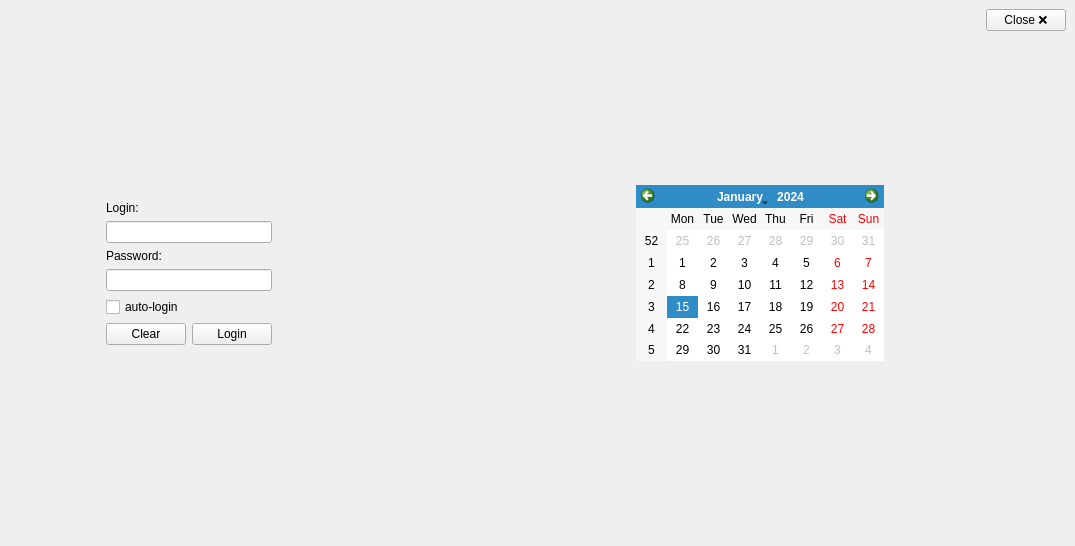
Qt form LinuxProject/mainwindow.ui (Skalik2/LinuxAppCpp) before a commit.
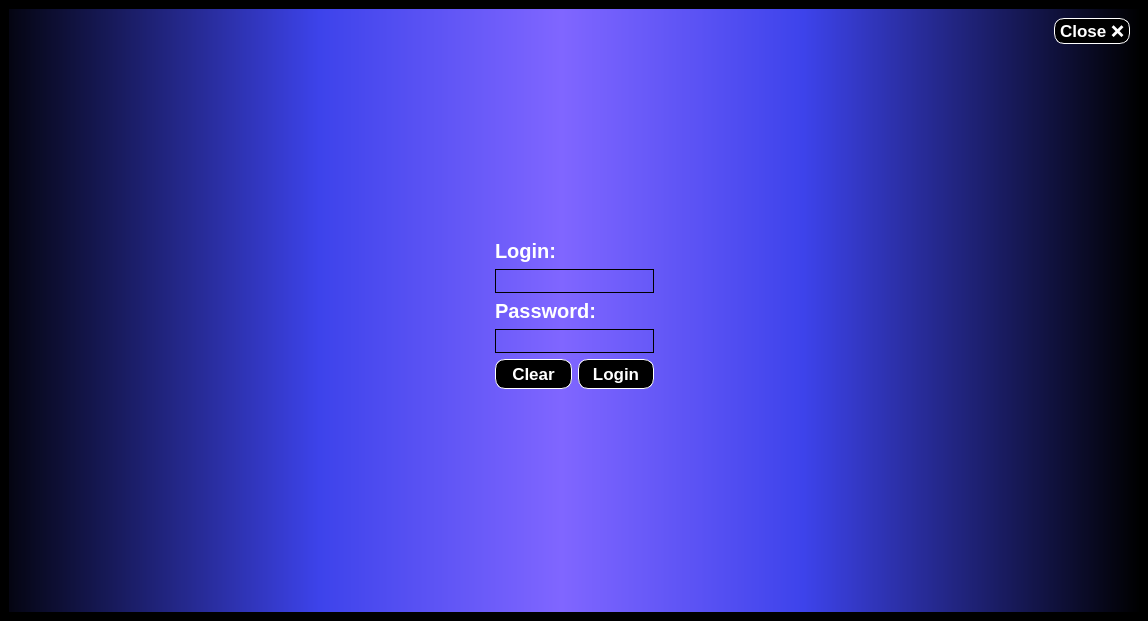
The same form after that commit.

Commit message: ui modified + simple form logic

```diff
--- a/LinuxProject/mainwindow.ui
+++ b/LinuxProject/mainwindow.ui
@@ -6,37 +6,91 @@
    <rect>
     <x>0</x>
     <y>0</y>
-    <width>1075</width>
-    <height>546</height>
+    <width>1148</width>
+    <height>621</height>
    </rect>
   </property>
   <property name="windowTitle">
    <string>MainWindow</string>
   </property>
+  <property name="styleSheet">
+   <string notr="true">background-color: black</string>
+  </property>
   <widget class="QWidget" name="centralwidget">
    <layout class="QHBoxLayout" name="horizontalLayout_3">
     <item>
+     <widget class="QStackedWidget" name="stackedWidget">
+      <property name="enabled">
+       <bool>true</bool>
+      </property>
+      <property name="toolTip">
+       <string/>
+      </property>
+      <property name="autoFillBackground">
+       <bool>false</bool>
+      </property>
+      <property name="styleSheet">
+       <string notr="true">background-color: qlineargradient(spread:reflect, x1:0.489, y1:0, x2:1, y2:0, stop:0 rgba(128, 102, 255, 255), stop:0.41784 rgba(61, 67, 235, 255), stop:1 rgba(0, 0, 0, 255));</string>
+      </property>
+      <property name="currentIndex">
+       <number>0</number>
+      </property>
+      <widget class="QWidget" name="page">
      <layout class="QHBoxLayout" name="horizontalLayout">
-      <item>
-       <spacer name="horizontalSpacer_2">
-        <property name="orientation">
-         <enum>Qt::Horizontal</enum>
-        </property>
-        <property name="sizeType">
-         <enum>QSizePolicy::Expanding</enum>
-        </property>
-        <property name="sizeHint" stdset="0">
-         <size>
-          <width>40</width>
-          <height>20</height>
-         </size>
-        </property>
-       </spacer>
-      </item>
       <item>
        <layout class="QVBoxLayout" name="verticalLayout">
         <item>
-         <spacer name="verticalSpacer">
+           <layout class="QHBoxLayout" name="horizontalLayout_2">
+            <item>
+             <spacer name="horizontalSpacer">
+              <property name="orientation">
+               <enum>Qt::Horizontal</enum>
+              </property>
+              <property name="sizeHint" stdset="0">
+               <size>
+                <width>40</width>
+                <height>20</height>
+               </size>
+              </property>
+             </spacer>
+            </item>
+            <item>
+             <widget class="QPushButton" name="pushButtonClose">
+              <property name="font">
+               <font>
+                <pointsize>13</pointsize>
+                <bold>true</bold>
+               </font>
+              </property>
+              <property name="cursor">
+               <cursorShape>PointingHandCursor</cursorShape>
+              </property>
+              <property name="mouseTracking">
+               <bool>true</bool>
+              </property>
+              <property name="styleSheet">
+               <string notr="true">QPushButton{
+	border: 1px solid rgb(255, 255, 255);
+	padding: 2px 5px;
+	background-color: rgb(0, 0, 0);
+	color: rgb(255, 255, 255);
+	border-radius: 10px;
+}
+QPushButton:hover{
+	background-color: rgb(255, 255, 255);
+	color: rgb(0, 0, 0);
+}
+</string>
+              </property>
+              <property name="text">
+               <string>Close ❌</string>
+              </property>
+             </widget>
+            </item>
+           </layout>
+          </item>
+          <item>
+           <spacer name="verticalSpacer_2">
           <property name="orientation">
            <enum>Qt::Vertical</enum>
           </property>
@@ -48,11 +102,42 @@
           </property>
          </spacer>
         </item>
+          <item>
+           <layout class="QHBoxLayout" name="horizontalLayout_4">
+            <item>
+             <spacer name="horizontalSpacer_3">
+              <property name="orientation">
+               <enum>Qt::Horizontal</enum>
+              </property>
+              <property name="sizeType">
+               <enum>QSizePolicy::Expanding</enum>
+              </property>
+              <property name="sizeHint" stdset="0">
+               <size>
+                <width>40</width>
+                <height>20</height>
+               </size>
+              </property>
+             </spacer>
+            </item>
+            <item>
+             <layout class="QVBoxLayout" name="verticalLayout_2">
         <item>
          <widget class="QLabel" name="labelLogin">
           <property name="enabled">
            <bool>true</bool>
           </property>
+                <property name="font">
+                 <font>
+                  <pointsize>15</pointsize>
+                  <bold>true</bold>
+                  <kerning>true</kerning>
+                 </font>
+                </property>
+                <property name="styleSheet">
+                 <string notr="true">color: rgb(255, 255, 255);
+background-color: none;</string>
+                </property>
           <property name="text">
            <string>Login:</string>
           </property>
@@ -61,30 +146,85 @@
           </property>
          </widget>
         </item>
-        <item>
-         <widget class="QLineEdit" name="lineEditPassword"/>
+              <item alignment="Qt::AlignHCenter">
+               <widget class="QLineEdit" name="lineEditLogin">
+                <property name="font">
+                 <font>
+                  <pointsize>13</pointsize>
+                 </font>
+                </property>
+                <property name="styleSheet">
+                 <string notr="true">background-color: rgba(255, 255, 255, 0);
+color: rgb(0, 0, 0);
+border: 1px solid black;</string>
+                </property>
+                <property name="echoMode">
+                 <enum>QLineEdit::Normal</enum>
+                </property>
+               </widget>
         </item>
         <item>
          <widget class="QLabel" name="labelPassword">
+                <property name="font">
+                 <font>
+                  <pointsize>15</pointsize>
+                  <bold>true</bold>
+                 </font>
+                </property>
+                <property name="styleSheet">
+                 <string notr="true">color: rgb(255, 255, 255);
+background-color: none;</string>
+                </property>
           <property name="text">
            <string>Password:</string>
           </property>
          </widget>
         </item>
-        <item>
-         <widget class="QLineEdit" name="lineEditLogin"/>
-        </item>
-        <item>
-         <widget class="QCheckBox" name="checkBox">
-          <property name="text">
-           <string>auto-login</string>
+              <item alignment="Qt::AlignHCenter">
+               <widget class="QLineEdit" name="lineEditPassword">
+                <property name="font">
+                 <font>
+                  <pointsize>13</pointsize>
+                 </font>
+                </property>
+                <property name="styleSheet">
+                 <string notr="true">background-color: rgba(255, 255, 255, 0);
+color: rgb(0, 0, 0);
+border: 1px solid black;</string>
+                </property>
+                <property name="echoMode">
+                 <enum>QLineEdit::Password</enum>
           </property>
          </widget>
         </item>
         <item>
-         <layout class="QHBoxLayout" name="horizontalLayout_2">
+               <layout class="QHBoxLayout" name="horizontalLayout_5">
           <item>
-           <widget class="QPushButton" name="pushButton">
+                 <widget class="QPushButton" name="pushButtonClear">
+                  <property name="font">
+                   <font>
+                    <pointsize>13</pointsize>
+                    <bold>true</bold>
+                   </font>
+                  </property>
+                  <property name="cursor">
+                   <cursorShape>PointingHandCursor</cursorShape>
+                  </property>
+                  <property name="styleSheet">
+                   <string notr="true">QPushButton{
+	border: 1px solid rgb(255, 255, 255);
+	padding: 4px 10px;
+	background-color: rgb(0, 0, 0);
+	color: rgb(255, 255, 255);
+	border-radius: 10px;
+}
+QPushButton:hover{
+	background-color: rgb(255, 255, 255);
+	color: rgb(0, 0, 0);
+	border: 1px solid rgb(0, 0, 0);
+}
+</string>
+                  </property>
             <property name="text">
              <string>Clear</string>
             </property>
@@ -92,6 +232,30 @@
           </item>
           <item>
            <widget class="QPushButton" name="pushButtonSubmit">
+                  <property name="font">
+                   <font>
+                    <pointsize>13</pointsize>
+                    <bold>true</bold>
+                   </font>
+                  </property>
+                  <property name="cursor">
+                   <cursorShape>PointingHandCursor</cursorShape>
+                  </property>
+                  <property name="styleSheet">
+                   <string notr="true">QPushButton{
+	border: 1px solid rgb(255, 255, 255);
+	padding: 4px 10px;
+	background-color: rgb(0, 0, 0);
+	color: rgb(255, 255, 255);
+	border-radius: 10px;
+}
+QPushButton:hover{
+	background-color: rgb(255, 255, 255);
+	color: rgb(0, 0, 0);
+	border: 1px solid rgb(0, 0, 0);
+}
+</string>
+                  </property>
             <property name="text">
              <string>Login</string>
             </property>
@@ -100,68 +264,31 @@
          </layout>
         </item>
         <item>
-         <spacer name="verticalSpacer_2">
-          <property name="orientation">
-           <enum>Qt::Vertical</enum>
-          </property>
-          <property name="sizeHint" stdset="0">
-           <size>
-            <width>20</width>
-            <height>40</height>
-           </size>
-          </property>
-         </spacer>
-        </item>
-       </layout>
-      </item>
-      <item>
-       <spacer name="horizontalSpacer">
-        <property name="orientation">
-         <enum>Qt::Horizontal</enum>
-        </property>
-        <property name="sizeHint" stdset="0">
-         <size>
-          <width>358</width>
-          <height>116</height>
-         </size>
-        </property>
-       </spacer>
-      </item>
-      <item>
-       <layout class="QVBoxLayout" name="verticalLayout_2">
-        <item>
-         <spacer name="verticalSpacer_3">
-          <property name="orientation">
-           <enum>Qt::Vertical</enum>
-          </property>
-          <property name="sizeHint" stdset="0">
-           <size>
-            <width>20</width>
-            <height>40</height>
-           </size>
-          </property>
-         </spacer>
-        </item>
-        <item>
-         <widget class="QCalendarWidget" name="calendarWidget"/>
-        </item>
-        <item>
-         <spacer name="verticalSpacer_4">
-          <property name="orientation">
-           <enum>Qt::Vertical</enum>
-          </property>
-          <property name="sizeHint" stdset="0">
-           <size>
-            <width>20</width>
-            <height>40</height>
-           </size>
-          </property>
-         </spacer>
-        </item>
+               <widget class="QLabel" name="labelInfo">
+                <property name="enabled">
+                 <bool>true</bool>
+                </property>
+                <property name="font">
+                 <font>
+                  <pointsize>13</pointsize>
+                 </font>
+                </property>
+                <property name="styleSheet">
+                 <string notr="true">background-color: rgba(255, 255, 255, 0);
+color: rgb(0, 0, 0);</string>
+                </property>
+                <property name="text">
+                 <string/>
+                </property>
+                <property name="wordWrap">
+                 <bool>true</bool>
+                </property>
+               </widget>
+              </item>
        </layout>
       </item>
       <item>
-       <spacer name="horizontalSpacer_3">
+             <spacer name="horizontalSpacer_2">
         <property name="orientation">
          <enum>Qt::Horizontal</enum>
         </property>
@@ -173,17 +300,10 @@
         </property>
        </spacer>
       </item>
-      <item>
-       <layout class="QVBoxLayout" name="verticalLayout_3">
-        <item>
-         <widget class="QPushButton" name="pushButtonClose">
-          <property name="text">
-           <string>Close ❌</string>
-          </property>
-         </widget>
+           </layout>
         </item>
         <item>
-         <spacer name="verticalSpacer_5">
+           <spacer name="verticalSpacer">
           <property name="orientation">
            <enum>Qt::Vertical</enum>
           </property>
@@ -198,6 +318,9 @@
        </layout>
       </item>
      </layout>
+      </widget>
+      <widget class="QWidget" name="page_2"/>
+     </widget>
     </item>
    </layout>
   </widget>
```
Left out of the diff: 3 changed lines with no effect on the pictures. Lines whose indentation alone changed are shown as unchanged. The commit also changes 4 other files.
